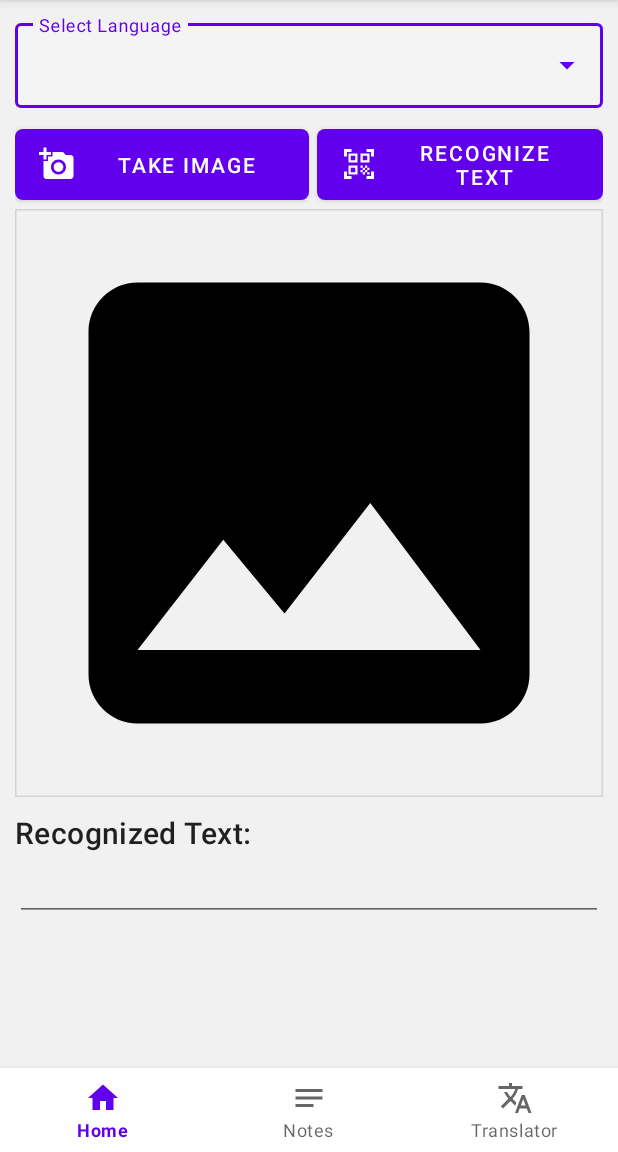
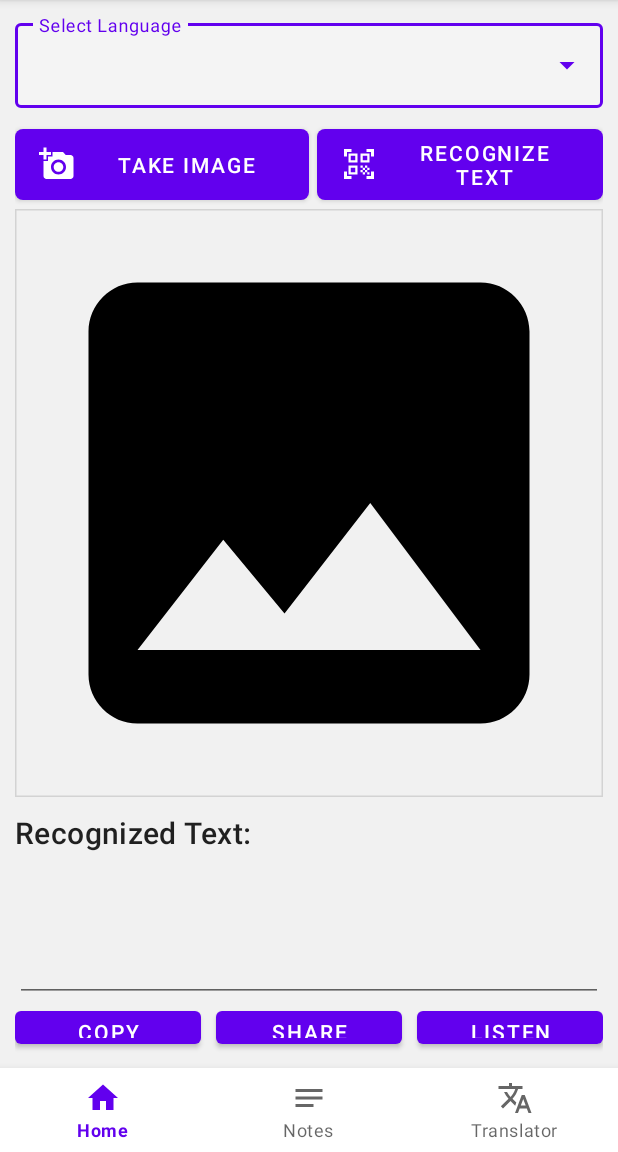
Before and after one commit to NehalDhuri/OcrApp, an Android app: the screen it shows after launch (MainActivity), on a phone screen of 412 x 824 dp, the part 84-1236 px from its top. Run offline under Robolectric (Android 15) with nearby library versions, the phone set to English and light mode, and no system bars; libraries missing offline, so code that uses them is left out: com.google.mlkit.vision; pictures from the network do not load.

Commit message:
added 3 buttons

```diff
--- a/app/src/main/res/layout/fragment_home.xml
+++ b/app/src/main/res/layout/fragment_home.xml
@@ -80,12 +80,43 @@
                 <EditText
                     android:id="@+id/recognizedTextEt"
                     android:layout_width="match_parent"
-                    android:layout_height="wrap_content"
+                    android:layout_height="99dp"
                     android:textSize="18sp"
-                    tools:ignore="Autofill" />
+                    tools:ignore="Autofill"
+                    />
             </LinearLayout>
+
         </ScrollView>
+        <LinearLayout
+            android:layout_width="match_parent"
+            android:layout_height="0dp"
+            android:orientation="horizontal"
+            android:layout_weight="1">
 
+            <com.google.android.material.button.MaterialButton
+                android:id="@+id/copy_btn"
+                android:layout_width="wrap_content"
+                android:layout_height="wrap_content"
+                android:text="copy"
+                android:layout_weight="1"/>
+
+
+            <com.google.android.material.button.MaterialButton
+                android:id="@+id/share_btn"
+                android:layout_width="wrap_content"
+                android:layout_height="wrap_content"
+                android:text="Share"
+                android:layout_marginLeft="10dp"
+                android:layout_marginRight="10dp"
+                android:layout_weight="1"/>
+
+            <com.google.android.material.button.MaterialButton
+                android:id="@+id/listen_btn"
+                android:layout_width="wrap_content"
+                android:layout_height="wrap_content"
+                android:text="Listen"
+                android:layout_weight="1"/>
+        </LinearLayout>
     </LinearLayout>
 
 </FrameLayout>
```
